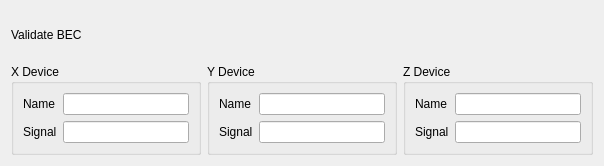
First picture: the form in bec_widgets/widgets/plots/heatmap/settings/heatmap_settings_horizontal.ui, repository bec-project/bec_widgets, before the edit.
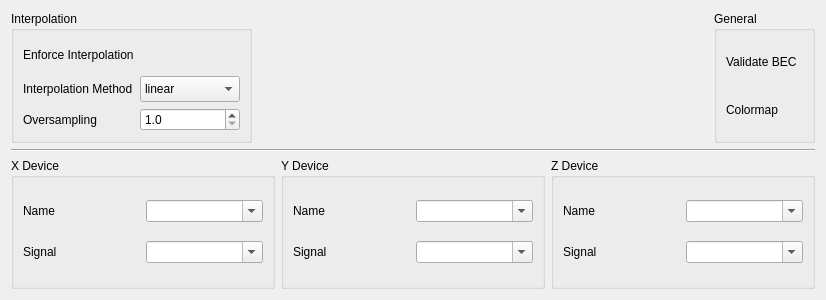
Second picture: the form after the edit. Custom widgets are drawn as their Qt base class.

Commit message: feat(heatmap): add interpolation and oversampling UI components

```diff
--- a/bec_widgets/widgets/plots/heatmap/settings/heatmap_settings_horizontal.ui
+++ b/bec_widgets/widgets/plots/heatmap/settings/heatmap_settings_horizontal.ui
@@ -6,8 +6,8 @@
    <rect>
     <x>0</x>
     <y>0</y>
-    <width>604</width>
-    <height>166</height>
+    <width>826</width>
+    <height>300</height>
    </rect>
   </property>
   <property name="windowTitle">
@@ -17,20 +17,162 @@
    <item>
     <layout class="QHBoxLayout" name="horizontalLayout_2">
      <item>
-      <widget class="QLabel" name="label_7">
-       <property name="text">
-        <string>Validate BEC</string>
+      <widget class="QGroupBox" name="groupBox_4">
+       <property name="title">
+        <string>Interpolation</string>
        </property>
+       <layout class="QGridLayout" name="gridLayout_4">
+        <item row="1" column="2" alignment="Qt::AlignmentFlag::AlignRight">
+         <widget class="ToggleSwitch" name="enforce_interpolation">
+          <property name="toolTip">
+           <string>Use the interpolation mode even for grid scans</string>
+          </property>
+          <property name="checked" stdset="0">
+           <bool>false</bool>
+          </property>
+         </widget>
+        </item>
+        <item row="1" column="1">
+         <widget class="QLabel" name="label_9">
+          <property name="toolTip">
+           <string>Use the interpolation mode even for grid scans</string>
+          </property>
+          <property name="text">
+           <string>Enforce Interpolation</string>
+          </property>
+         </widget>
+        </item>
+        <item row="5" column="2">
+         <widget class="QDoubleSpinBox" name="oversampling_factor">
+          <property name="decimals">
+           <number>1</number>
+          </property>
+          <property name="minimum">
+           <double>1.000000000000000</double>
+          </property>
+          <property name="maximum">
+           <double>10.000000000000000</double>
+          </property>
+         </widget>
+        </item>
+        <item row="3" column="2">
+         <widget class="QComboBox" name="interpolation">
+          <property name="minimumSize">
+           <size>
+            <width>100</width>
+            <height>26</height>
+           </size>
+          </property>
+          <item>
+           <property name="text">
+            <string>linear</string>
+           </property>
+          </item>
+          <item>
+           <property name="text">
+            <string>nearest</string>
+           </property>
+          </item>
+          <item>
+           <property name="text">
+            <string>clough</string>
+           </property>
+          </item>
+         </widget>
+        </item>
+        <item row="5" column="1">
+         <widget class="QLabel" name="label_10">
+          <property name="text">
+           <string>Oversampling</string>
+          </property>
+         </widget>
+        </item>
+        <item row="3" column="1">
+         <widget class="QLabel" name="label_8">
+          <property name="maximumSize">
+           <size>
+            <width>16777215</width>
+            <height>50</height>
+           </size>
+          </property>
+          <property name="text">
+           <string>Interpolation Method</string>
+          </property>
+         </widget>
+        </item>
+       </layout>
       </widget>
      </item>
      <item>
-      <widget class="ToggleSwitch" name="validate_bec"/>
+      <spacer name="horizontalSpacer">
+       <property name="orientation">
+        <enum>Qt::Orientation::Horizontal</enum>
+       </property>
+       <property name="sizeHint" stdset="0">
+        <size>
+         <width>40</width>
+         <height>16</height>
+        </size>
+       </property>
+      </spacer>
      </item>
-     <item>
-      <widget class="BECColorMapWidget" name="color_map"/>
+     <item alignment="Qt::AlignmentFlag::AlignRight">
+      <widget class="QGroupBox" name="groupBox_5">
+       <property name="title">
+        <string>General</string>
+       </property>
+       <layout class="QGridLayout" name="gridLayout_5">
+        <item row="2" column="1">
+         <widget class="QLabel" name="label_7">
+          <property name="maximumSize">
+           <size>
+            <width>16777215</width>
+            <height>50</height>
+           </size>
+          </property>
+          <property name="text">
+           <string>Validate BEC</string>
+          </property>
+         </widget>
+        </item>
+        <item row="2" column="3" alignment="Qt::AlignmentFlag::AlignRight">
+         <widget class="ToggleSwitch" name="validate_bec"/>
+        </item>
+        <item row="3" column="3" alignment="Qt::AlignmentFlag::AlignRight">
+         <widget class="BECColorMapWidget" name="color_map">
+          <property name="sizePolicy">
+           <sizepolicy hsizetype="Preferred" vsizetype="Preferred">
+            <horstretch>0</horstretch>
+            <verstretch>0</verstretch>
+           </sizepolicy>
+          </property>
+          <property name="maximumSize">
+           <size>
+            <width>16777215</width>
+            <height>50</height>
+           </size>
+          </property>
+         </widget>
+        </item>
+        <item row="3" column="1">
+         <widget class="QLabel" name="label_11">
+          <property name="text">
+           <string>Colormap</string>
+          </property>
+         </widget>
+        </item>
+       </layout>
+      </widget>
      </item>
     </layout>
    </item>
+   <item>
+    <widget class="Line" name="line">
+     <property name="orientation">
+      <enum>Qt::Orientation::Horizontal</enum>
+     </property>
+    </widget>
+   </item>
    <item>
     <layout class="QHBoxLayout" name="horizontalLayout">
      <item>
@@ -46,9 +188,6 @@
           </property>
          </widget>
         </item>
-        <item row="0" column="1">
-         <widget class="DeviceLineEdit" name="x_name"/>
-        </item>
         <item row="1" column="0">
          <widget class="QLabel" name="label_2">
           <property name="text">
@@ -56,8 +195,22 @@
           </property>
          </widget>
         </item>
+        <item row="0" column="1">
+         <widget class="DeviceComboBox" name="x_name">
+          <property name="editable">
+           <bool>true</bool>
+          </property>
+          <property name="set_first_element_as_empty" stdset="0">
+           <bool>true</bool>
+          </property>
+         </widget>
+        </item>
         <item row="1" column="1">
-         <widget class="QLineEdit" name="x_entry"/>
+         <widget class="SignalComboBox" name="x_entry">
+          <property name="editable">
+           <bool>true</bool>
+          </property>
+         </widget>
         </item>
        </layout>
       </widget>
@@ -75,9 +228,6 @@
           </property>
          </widget>
         </item>
-        <item row="0" column="1">
-         <widget class="DeviceLineEdit" name="y_name"/>
-        </item>
         <item row="1" column="0">
          <widget class="QLabel" name="label_4">
           <property name="text">
@@ -85,8 +235,22 @@
           </property>
          </widget>
         </item>
+        <item row="0" column="1">
+         <widget class="DeviceComboBox" name="y_name">
+          <property name="editable">
+           <bool>true</bool>
+          </property>
+          <property name="set_first_element_as_empty" stdset="0">
+           <bool>true</bool>
+          </property>
+         </widget>
+        </item>
         <item row="1" column="1">
-         <widget class="QLineEdit" name="y_entry"/>
+         <widget class="SignalComboBox" name="y_entry">
+          <property name="editable">
+           <bool>true</bool>
+          </property>
+         </widget>
         </item>
        </layout>
       </widget>
@@ -111,11 +275,22 @@
           </property>
          </widget>
         </item>
-        <item row="1" column="1">
-         <widget class="QLineEdit" name="z_entry"/>
-        </item>
         <item row="0" column="1">
-         <widget class="DeviceLineEdit" name="z_name"/>
+         <widget class="DeviceComboBox" name="z_name">
+          <property name="editable">
+           <bool>true</bool>
+          </property>
+          <property name="set_first_element_as_empty" stdset="0">
+           <bool>true</bool>
+          </property>
+         </widget>
+        </item>
+        <item row="1" column="1">
+         <widget class="SignalComboBox" name="z_entry">
+          <property name="editable">
+           <bool>true</bool>
+          </property>
+         </widget>
         </item>
        </layout>
       </widget>
@@ -126,9 +301,14 @@
  </widget>
  <customwidgets>
   <customwidget>
-   <class>DeviceLineEdit</class>
-   <extends>QLineEdit</extends>
-   <header>device_line_edit</header>
+   <class>DeviceComboBox</class>
+   <extends>QComboBox</extends>
+   <header>device_combobox</header>
+  </customwidget>
+  <customwidget>
+   <class>SignalComboBox</class>
+   <extends>QComboBox</extends>
+   <header>signal_combo_box</header>
   </customwidget>
   <customwidget>
    <class>ToggleSwitch</class>
```
Left out of the diff: 90 changed lines with no effect on the pictures. The commit also changes 11 other files.
